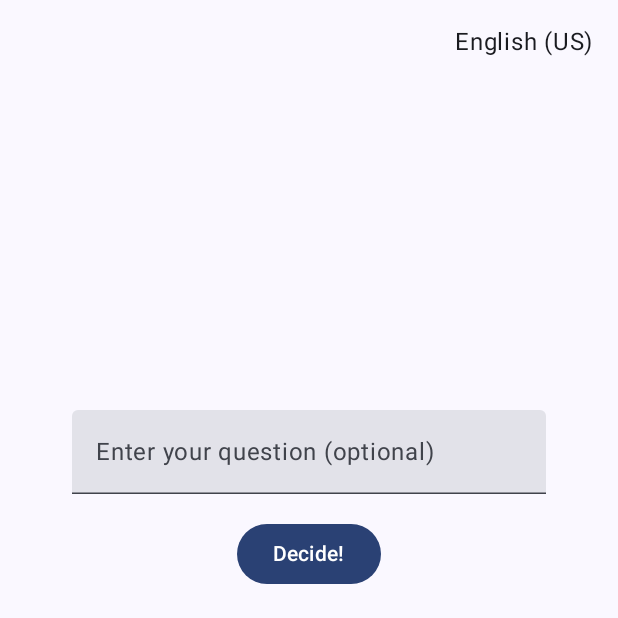
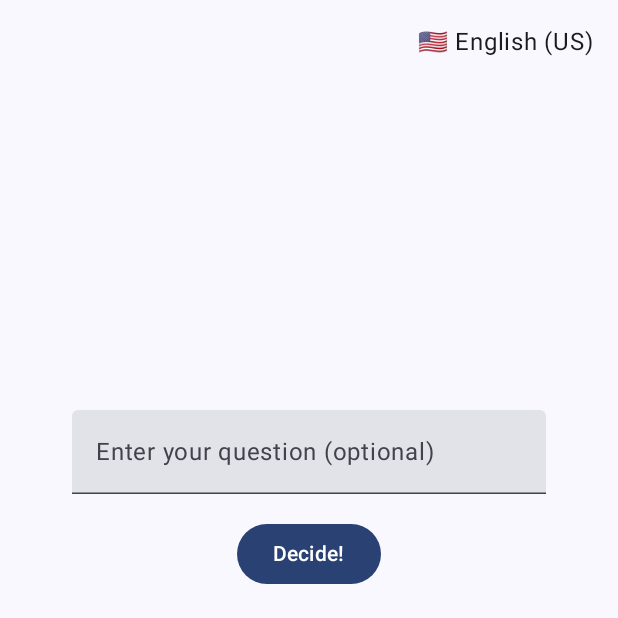
Before and after one commit to MadHamster21/yes-no-randomizer, an Android app built with Jetpack Compose: the screen it shows after launch (MainActivity), on a phone screen of 412 x 824 dp, the top half of it. Run offline under Robolectric (Android 15) with nearby library versions, the phone set to English and light mode, and no system bars.

Commit message:
Added flags emoji for languages.

```diff
--- a/app/src/main/java/com/sblashkov/yesnorandomizer/MainActivity.kt
+++ b/app/src/main/java/com/sblashkov/yesnorandomizer/MainActivity.kt
@@ -87,24 +87,24 @@ class MainActivity : ComponentActivity() {
         var expanded by remember { mutableStateOf(false) }
 
         val languageNames = mapOf(
-            "en" to "English (US)",
-            "es" to "Español",
-            "fr" to "Français",
-            "ar" to "العربية",
-            "es-419" to "Español (Latinoamérica)",
-            "de" to "Deutsch",
-            "hi" to "हिन्दी",
-            "id" to "Indonesia",
-            "it" to "Italiano",
-            "ja" to "日本語",
-            "ko" to "한국어",
-            "pl" to "Polski",
-            "pt" to "Português",
-            "ru" to "Русский",
-            "th" to "ไทย",
-            "tr" to "Türkçe",
-            "vi" to "Tiếng Việt",
-            "zh-CN" to "简体中文"
+            "en" to "\ud83c\uddfa\ud83c\uddf8 English (US)",
+            "es" to "\ud83c\uddea\ud83c\uddf8 Español",
+            "fr" to "\ud83c\uddeb\ud83c\uddf7 Français",
+            "ar" to "\ud83c\uddf8\ud83c\udde6العربية ",
+            "es-419" to "\ud83c\uddf2\ud83c\uddfd Español (Latinoamérica)",
+            "de" to "\ud83c\udde9\ud83c\uddea Deutsch",
+            "hi" to "\ud83c\uddee\ud83c\uddf3 हिन्दी",
+            "id" to "\ud83c\uddee\ud83c\udde9 Indonesia",
+            "it" to "\ud83c\uddee\ud83c\uddf9 Italiano",
+            "ja" to "\ud83c\uddef\ud83c\uddf5 日本語",
+            "ko" to "\ud83c\uddf0\ud83c\uddf7 한국어",
+            "pl" to "\ud83c\uddf5\ud83c\uddf1 Polski",
+            "pt" to "\ud83c\uddf5\ud83c\uddf9 Português",
+            "ru" to "\ud83c\uddf7\ud83c\uddfa Русский",
+            "th" to "\ud83c\uddf9\ud83c\udded ไทย",
+            "tr" to "\ud83c\uddf9\ud83c\uddf7 Türkçe",
+            "vi" to "\ud83c\uddfb\ud83c\uddf3 Tiếng Việt",
+            "zh-CN" to "\ud83c\udde8\ud83c\uddf3 简体中文"
         )
 
         Box(
@@ -126,25 +126,7 @@ class MainActivity : ComponentActivity() {
                     onDismissRequest = { expanded = false },
                 ) {
                     languageNames.forEach { (languageCode, language) ->
-                        DropdownMenuItem(text = {
-                            Row {
-                                val flag = when(languageCode) {
-                                    "en" -> R.drawable.us
-                                    "es" -> R.drawable.es
-                                    "fr" -> R.drawable.fr
-                                    "zh-CN" -> R.drawable.zh_cn
-                                    else -> R.drawable.us
-                                }
-                                Image(
-                                    painter = painterResource(id = flag),
-                                    contentDescription = "Flag of the United States",
-                                    modifier = Modifier.size(24.dp)
-                                )
-                                Spacer(modifier = Modifier.width(8.dp))
-                                Text(text = language)
-
-                            }
-                        }, onClick = {
+                        DropdownMenuItem(text = { Text(text = language) }, onClick = {
                             currentLanguage = languageCode
 
                             // Save the selected language to SharedPreferences
```
Also changed, not shown: app/src/main/res/drawable/es.webp (deleted), app/src/main/res/drawable/fr.webp (deleted), app/src/main/res/drawable/us.webp (deleted), app/src/main/res/drawable/zh_cn.webp (deleted).
